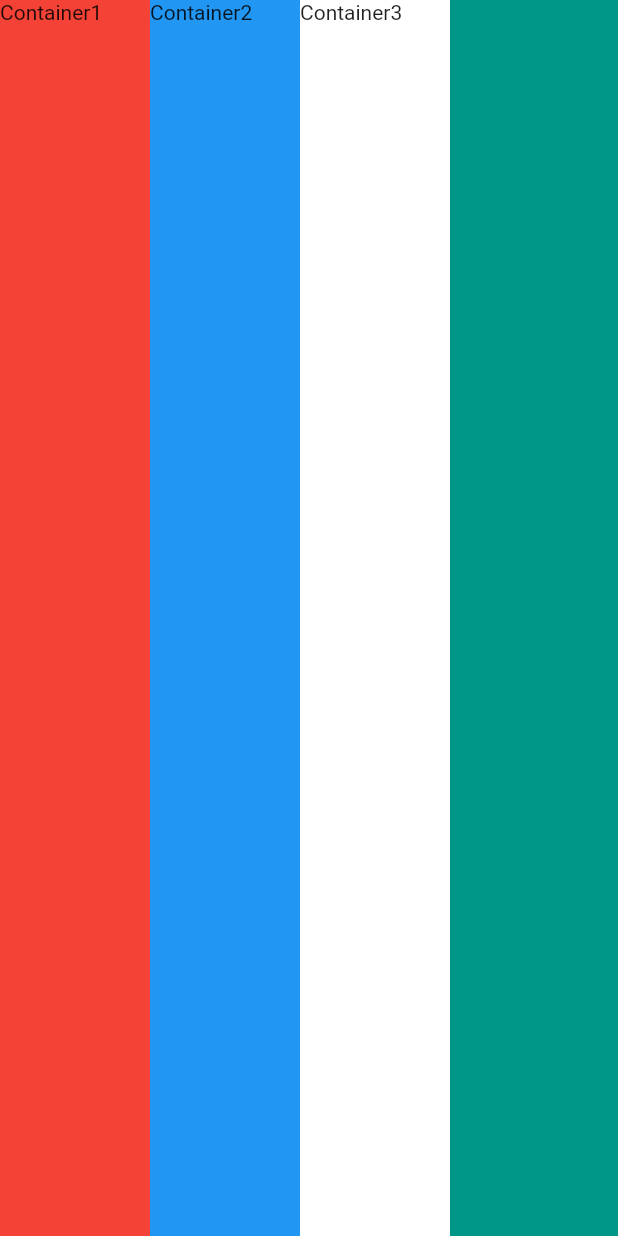
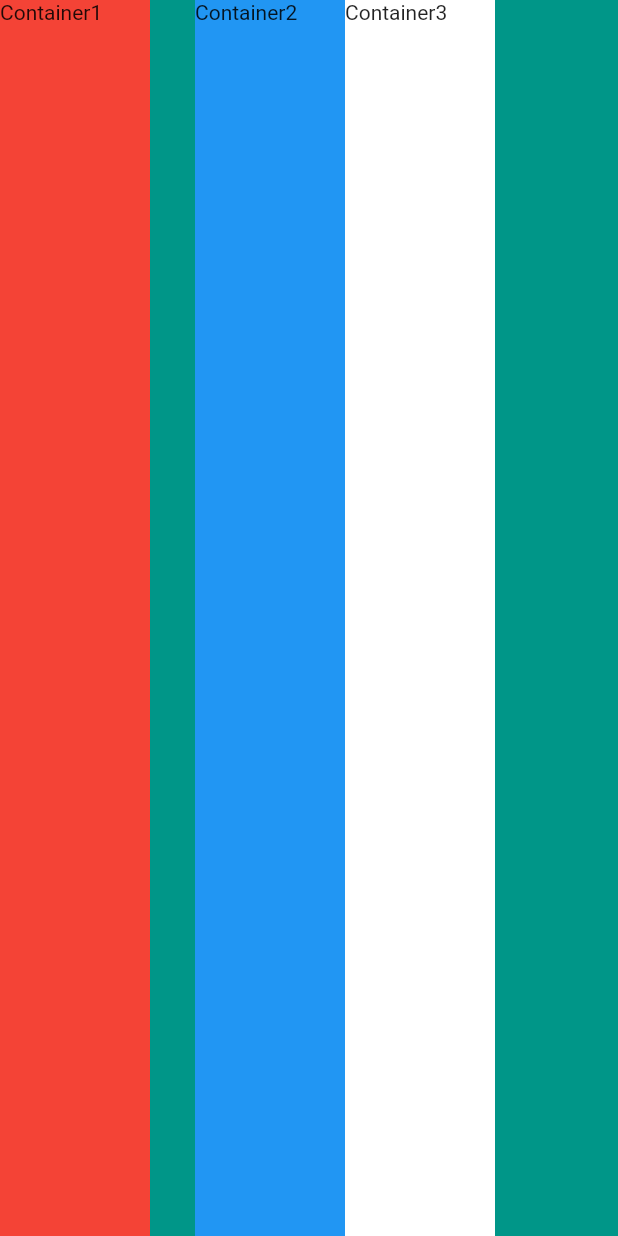
Before and after one commit to bertanasco/flutterathome, a Flutter app: the screen it shows after launch, on a phone screen of 412 x 824 dp. Run offline on Flutter 3.47's test engine with Material 2 defaults, Android fonts, the phone set to English and light mode, and no system bars.

```diff
--- a/appbrewery/section_06/mi_card_flutter/lib/main.dart
+++ b/appbrewery/section_06/mi_card_flutter/lib/main.dart
@@ -20,8 +20,7 @@ class MyApp extends StatelessWidget {
                 width: 100.0,
               ),
               SizedBox(
-                height: 10,
-                width: 0,
+                width: 30,
               ),
               Container(
                 color: Colors.blue,
```
